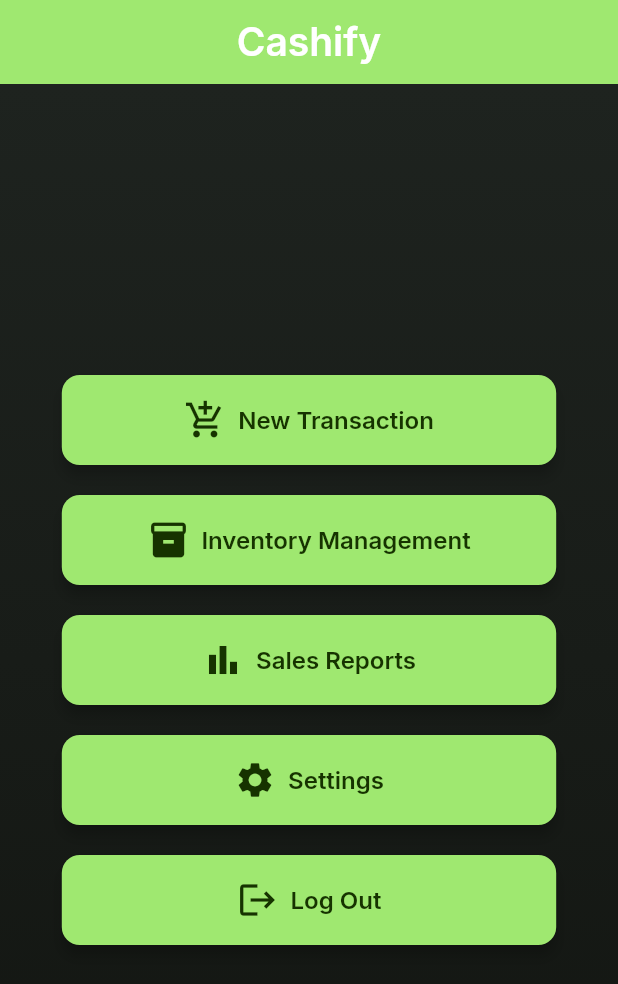
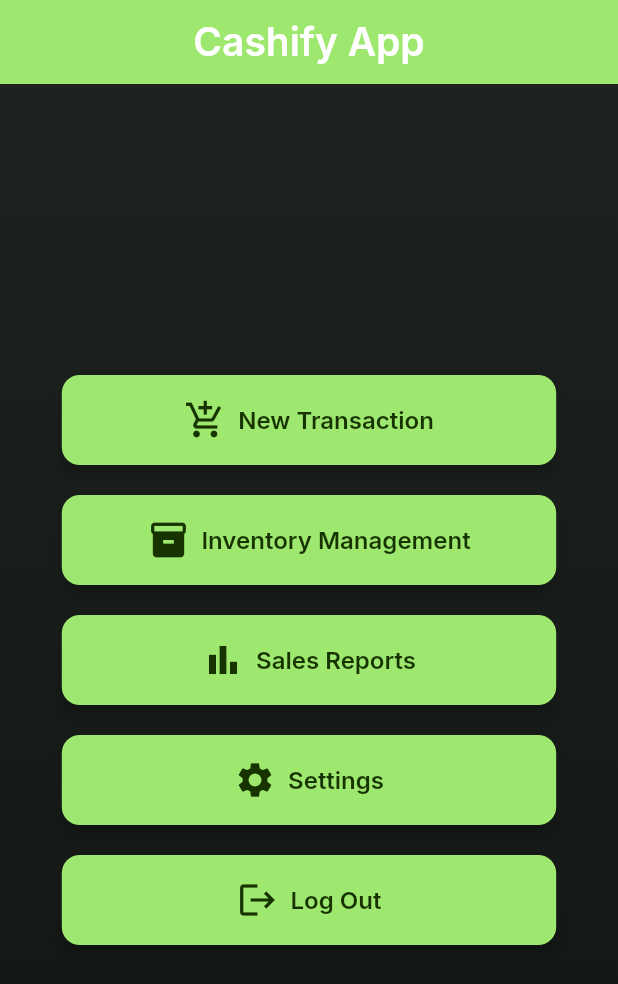
Before and after one commit to gracymeiturtosa/cashify_app, a Flutter app: the DashboardScreen screen opened directly, on a phone screen of 412 x 824 dp. Shown: the top 984 px of the screen. Run offline on Flutter 3.47's test engine with Material 3 defaults, Android fonts, the phone set to English and light mode, and no system bars; our stand-ins replace google_fonts, pdf, printing, sqflite; accounts and stored records are empty.

Commit message:
Update dashboard_screen.dart

```diff
--- a/lib/screens/dashboard_screen.dart
+++ b/lib/screens/dashboard_screen.dart
@@ -16,7 +16,7 @@ class DashboardScreen extends StatelessWidget {
 
     return Scaffold(
       appBar: AppBar(
-        title: Text('Cashify', style: Theme.of(context).textTheme.headlineLarge),
+        title: Text('Cashify App', style: Theme.of(context).textTheme.headlineLarge),
         backgroundColor: Theme.of(context).primaryColor,
         centerTitle: true,
       ),
```
